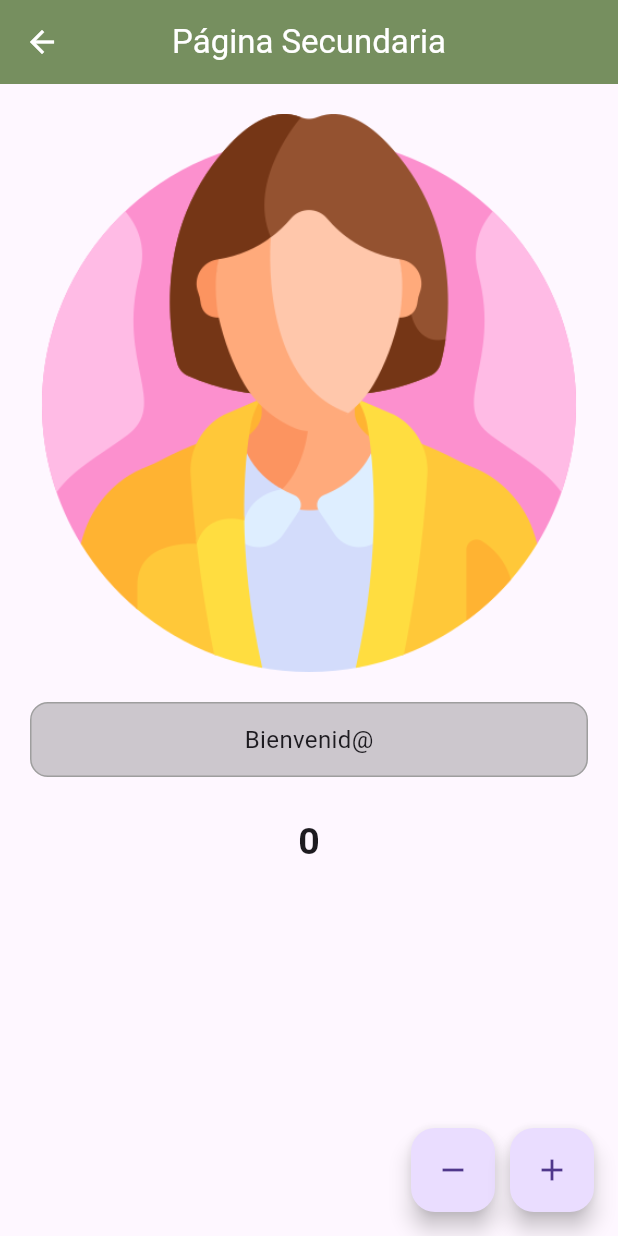
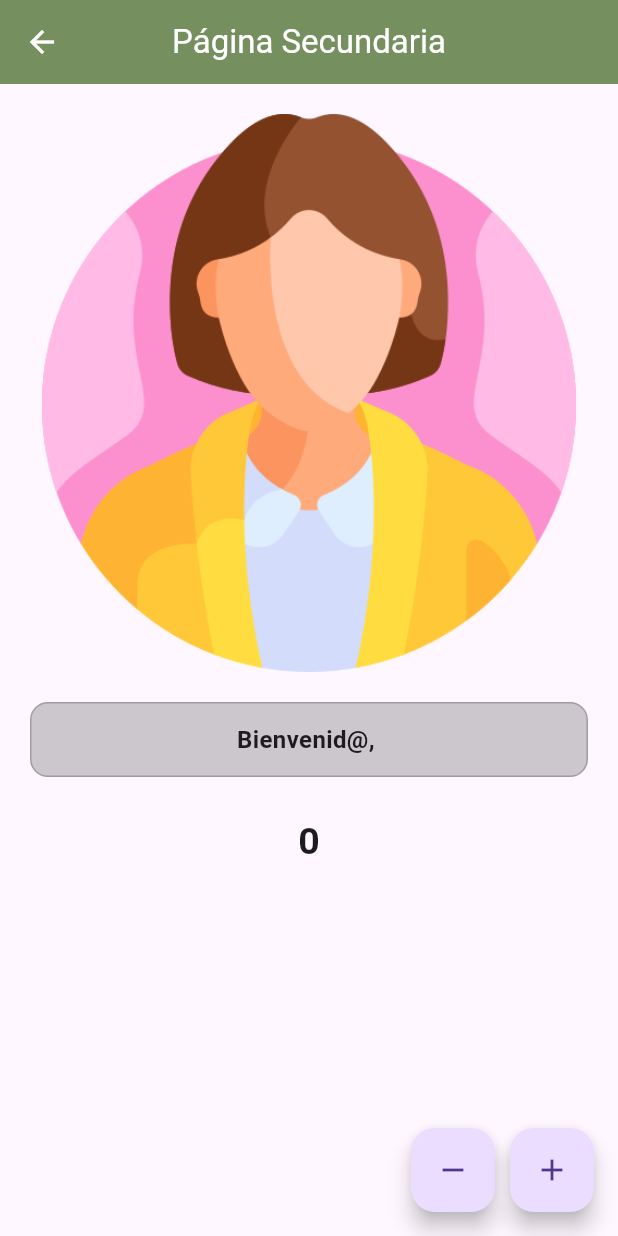
Before and after one commit to Dianathecoder/App_Flutter, a Flutter app: the screen it shows after launch, after a tap on "Ir a la segunda página", on a phone screen of 412 x 824 dp. Run offline on Flutter 3.47's test engine with Material 3 defaults, Android fonts, the phone set to English and light mode, and no system bars.

Commit message:
new changes

```diff
--- a/lib/pages/count.dart
+++ b/lib/pages/count.dart
@@ -1,7 +1,8 @@
 import 'package:flutter/material.dart';
 
 class Count extends StatefulWidget {
-  const Count({super.key});
+  final String username;
+  const Count({super.key, required this.username});
 
   @override
   State<Count> createState() => _CountState();
@@ -45,7 +46,13 @@ class _CountState extends State<Count> {
                 color: const Color.fromARGB(50, 0, 0, 0),
               ),
               alignment: Alignment.center,
-              child: const Text("Bienvenid@", style: TextStyle(fontSize: 16)),
+              child: Text(
+                "Bienvenid@, ${widget.username}",
+                style: const TextStyle(
+                  fontSize: 16,
+                  fontWeight: FontWeight.bold,
+                ),
+              ),
             ),
 
             const SizedBox(height: 25),
--- a/lib/pages/login.dart
+++ b/lib/pages/login.dart
@@ -12,8 +12,21 @@ class _LoginPageState extends State<LoginPage> {
   final TextEditingController _nameController = TextEditingController();
   final TextEditingController _emailController = TextEditingController();
 
+  @override
+  void dispose() {
+    _nameController.dispose();
+    _emailController.dispose();
+    super.dispose();
+  }
+
   void _irASegundaPage(BuildContext context) {
-    Navigator.push(context, MaterialPageRoute(builder: (context) => Count()));
+    Navigator.push(
+      context,
+      MaterialPageRoute(
+        // Aquí es donde pasamos el parámetro 'username' que te pide el error
+        builder: (context) => Count(username: _nameController.text),
+      ),
+    );
   }
 
   @override
@@ -25,19 +38,19 @@ class _LoginPageState extends State<LoginPage> {
         foregroundColor: Colors.white,
         centerTitle: true,
       ),
-      body: Padding(
+      body: SingleChildScrollView(
         padding: const EdgeInsets.all(20),
         child: Column(
           crossAxisAlignment: CrossAxisAlignment.start,
+          children: [
+            Center(child: Image.asset("assets/images/logo.png", height: 100)),
 
-          children: [
-            Image.asset("assets/images/logo.png"),
-
+            const SizedBox(height: 20),
             const Text(
               "Nombre",
               style: TextStyle(fontSize: 16, fontWeight: FontWeight.bold),
             ),
-
+            const SizedBox(height: 8),
             TextField(
               controller: _nameController,
               decoration: InputDecoration(
@@ -47,18 +60,18 @@ class _LoginPageState extends State<LoginPage> {
                 ),
               ),
             ),
-            SizedBox(height: 25),
 
+            const SizedBox(height: 25),
             const Text(
-              "Email",
+              "Password",
               style: TextStyle(fontSize: 16, fontWeight: FontWeight.bold),
             ),
-
             const SizedBox(height: 8),
             TextField(
               controller: _emailController,
+              keyboardType: TextInputType.emailAddress,
               decoration: InputDecoration(
-                hintText: "Introduce tu email",
+                hintText: "Introduce tu Contraseña",
                 border: OutlineInputBorder(
                   borderRadius: BorderRadius.circular(12),
                 ),
@@ -66,8 +79,7 @@ class _LoginPageState extends State<LoginPage> {
             ),
 
             const SizedBox(height: 30),
-
-            Center(
+            const Center(
               child: Text(
                 "Forgot Password?",
                 style: TextStyle(
@@ -79,10 +91,14 @@ class _LoginPageState extends State<LoginPage> {
             ),
 
             const SizedBox(height: 40),
-
             SizedBox(
               width: double.infinity,
+              height: 50,
               child: ElevatedButton(
+                style: ElevatedButton.styleFrom(
+                  backgroundColor: const Color.fromARGB(255, 118, 143, 95),
+                  foregroundColor: Colors.white,
+                ),
                 onPressed: () => _irASegundaPage(context),
                 child: const Text("Ir a la segunda página"),
               ),
```
